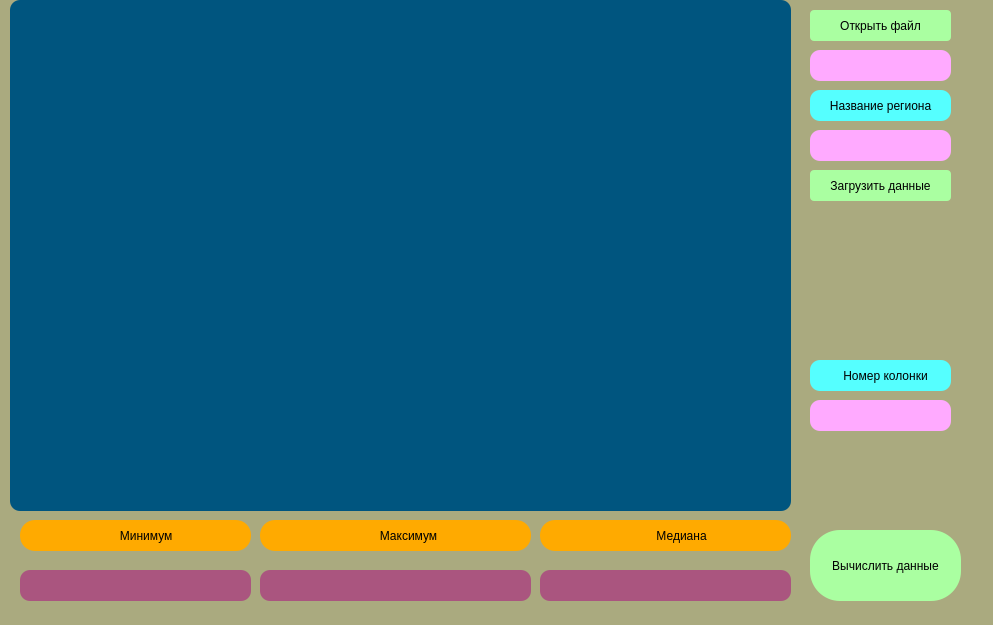
S162master/lablab, file mainwindow.ui: the form before one commit.
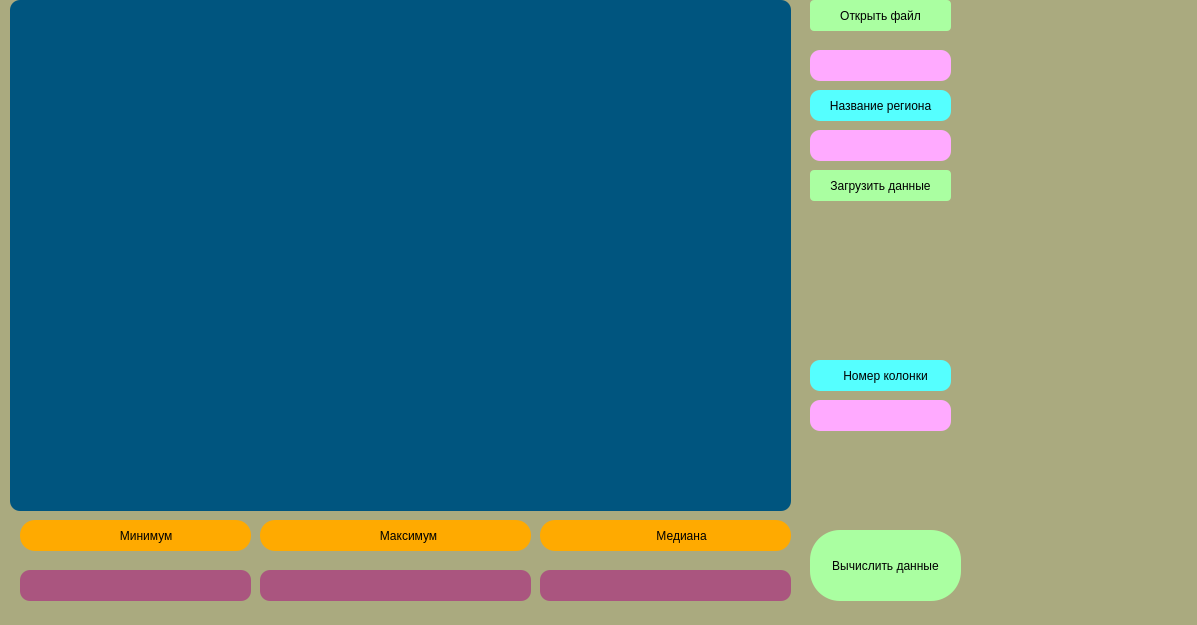
The form after the commit.

Diff of the .ui file:
```diff
--- a/mainwindow.ui
+++ b/mainwindow.ui
@@ -6,7 +6,7 @@
    <rect>
     <x>0</x>
     <y>0</y>
-    <width>993</width>
+    <width>1197</width>
     <height>625</height>
    </rect>
   </property>
@@ -188,7 +188,7 @@
     <property name="geometry">
      <rect>
       <x>810</x>
-      <y>10</y>
+      <y>0</y>
       <width>141</width>
       <height>31</height>
      </rect>
```
Left out of the diff: 8 changed lines with no effect on the pictures.
